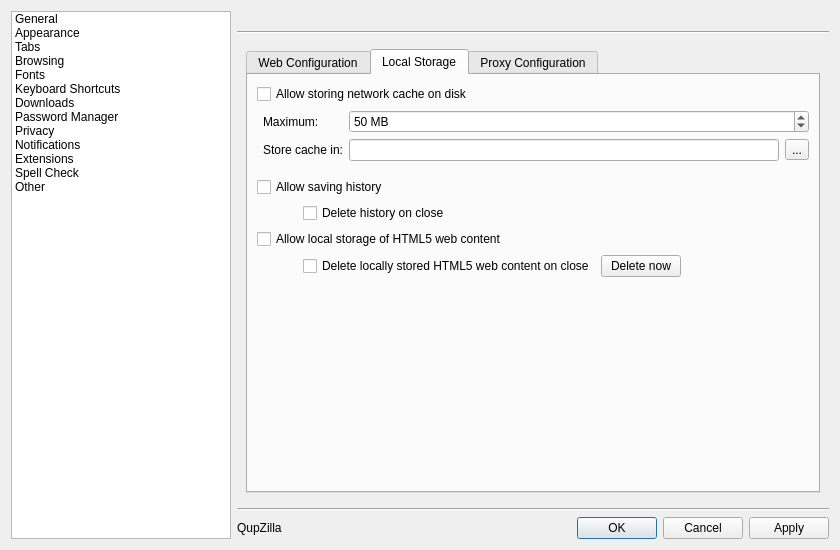
The window that src/lib/preferences/preferences.ui (QupZilla/qupzilla) describes before a commit, drawn with Qt 5.
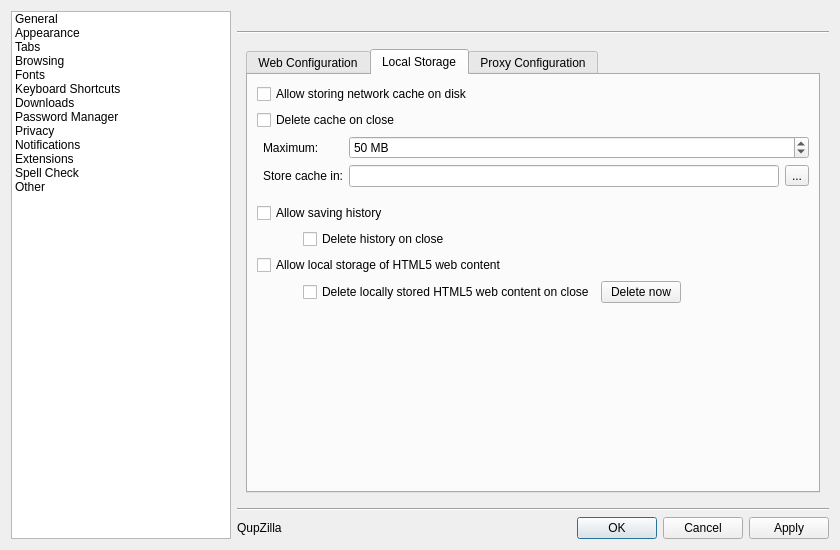
The same window after the commit. The open tabs and pages were chosen to show the change. Custom widgets are drawn as their Qt base class.

Commit message: Added: Remove cache on close

```diff
--- a/src/lib/preferences/preferences.ui
+++ b/src/lib/preferences/preferences.ui
@@ -1212,14 +1212,28 @@
               <layout class="QGridLayout" name="gridLayout_19">
                <item row="0" column="0" colspan="2">
                 <layout class="QGridLayout" name="gridLayout_4">
-                 <item row="1" column="1">
+                 <item row="0" column="0" colspan="3">
+                  <widget class="QCheckBox" name="allowCache">
+                   <property name="text">
+                    <string>Allow storing network cache on disk</string>
+                   </property>
+                  </widget>
+                 </item>
+                 <item row="1" column="0" colspan="3">
+                  <widget class="QCheckBox" name="removeCache">
+                   <property name="text">
+                    <string>Delete cache on close</string>
+                   </property>
+                  </widget>
+                 </item>
+                 <item row="2" column="1">
                   <widget class="QLabel" name="maxCacheLabel">
                    <property name="text">
                     <string>Maximum:</string>
                    </property>
                   </widget>
                  </item>
-                 <item row="1" column="2">
+                 <item row="2" column="2">
                   <widget class="QSpinBox" name="cacheMB">
                    <property name="minimum">
                     <number>1</number>
@@ -1235,14 +1249,7 @@
                    </property>
                   </widget>
                  </item>
-                 <item row="0" column="0" colspan="3">
-                  <widget class="QCheckBox" name="allowCache">
-                   <property name="text">
-                    <string>Allow storing network cache on disk</string>
-                   </property>
-                  </widget>
-                 </item>
-                 <item row="2" column="1">
+                 <item row="3" column="1">
                   <widget class="QLabel" name="storeCacheLabel">
                    <property name="text">
                     <string>Store cache in:</string>
@@ -1252,7 +1259,7 @@
                    </property>
                   </widget>
                  </item>
-                 <item row="2" column="2">
+                 <item row="3" column="2">
                   <layout class="QHBoxLayout" name="horizontalLayout_20">
                    <item>
                     <widget class="QLineEdit" name="cachePath"/>
```
The commit also changes 4 other files.
